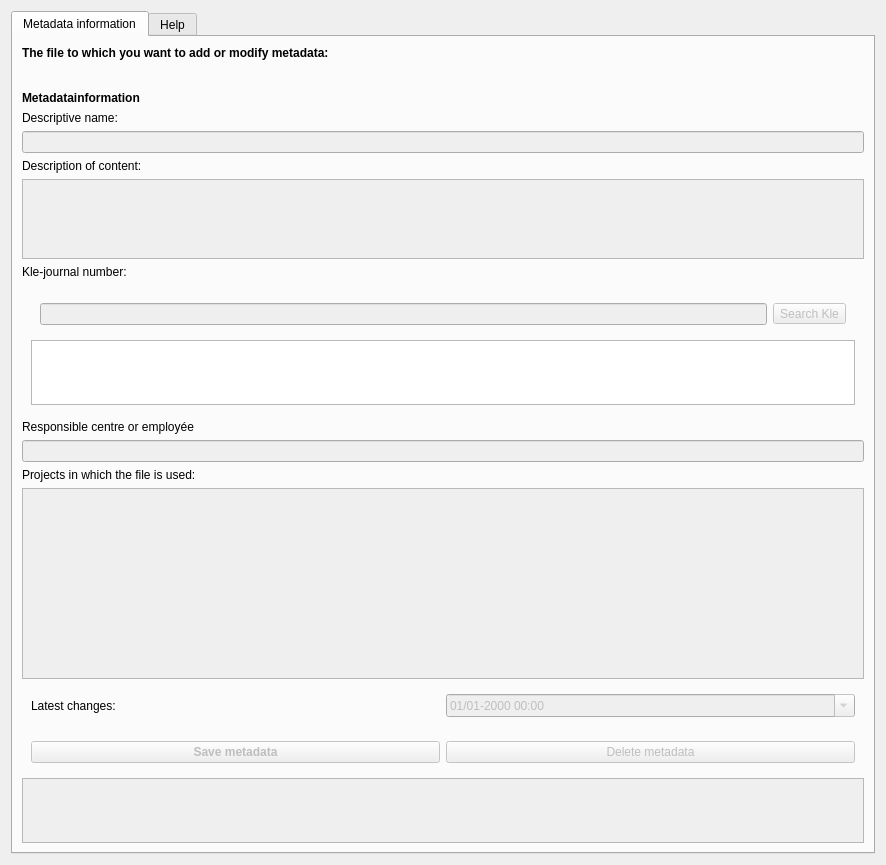
Before: the Qt Designer form src/MetadataDbLinker/ui/dialog_metadata.ui in Septima/qgis-metadatafunctionality, drawn with Qt 5.
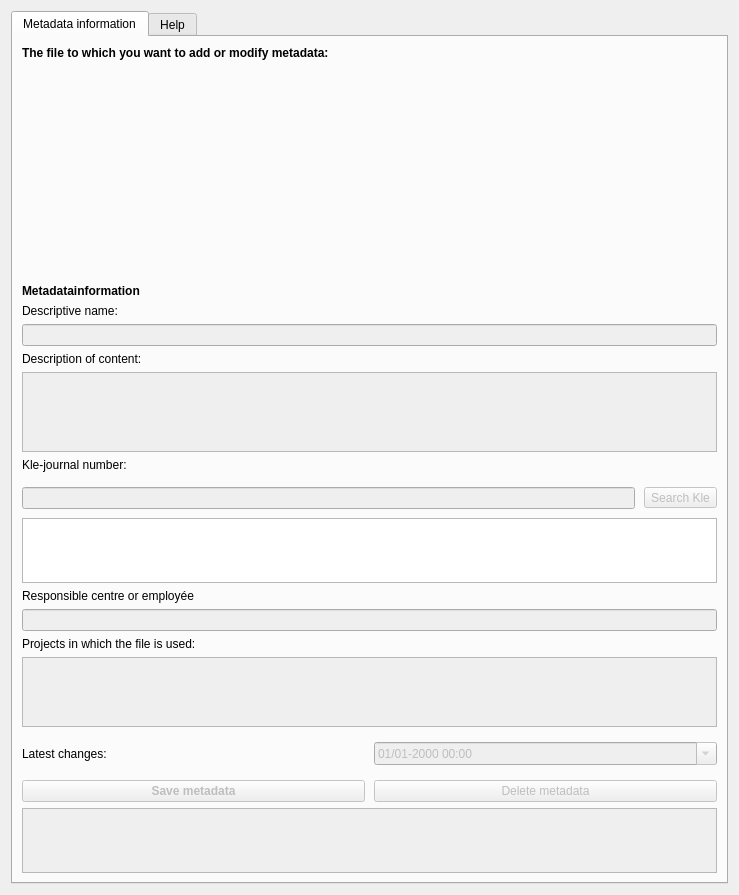
After: the same form once the commit is applied.

Commit message: Import og UI opdatering

```diff
--- a/src/MetadataDbLinker/ui/dialog_metadata.ui
+++ b/src/MetadataDbLinker/ui/dialog_metadata.ui
@@ -9,8 +9,8 @@
    <rect>
     <x>0</x>
     <y>0</y>
-    <width>886</width>
-    <height>865</height>
+    <width>739</width>
+    <height>895</height>
    </rect>
   </property>
   <property name="sizePolicy">
@@ -31,8 +31,8 @@
   <property name="modal">
    <bool>false</bool>
   </property>
-  <layout class="QGridLayout" name="gridLayout_2">
-   <item row="0" column="0">
+  <layout class="QVBoxLayout" name="verticalLayout_4">
+   <item>
     <widget class="QTabWidget" name="help_tab">
      <property name="currentIndex">
       <number>0</number>
@@ -41,8 +41,8 @@
       <attribute name="title">
        <string>Metadata information</string>
       </attribute>
-      <layout class="QGridLayout" name="gridLayout_3">
-       <item row="0" column="0">
+      <layout class="QVBoxLayout" name="verticalLayout_3">
+       <item>
         <widget class="QLabel" name="label">
          <property name="font">
           <font>
@@ -55,15 +55,14 @@
          </property>
         </widget>
        </item>
-       <item row="4" column="0">
-        <widget class="QLineEdit" name="nameEdit">
-         <property name="enabled">
-          <bool>false</bool>
-         </property>
-        </widget>
-       </item>
-       <item row="1" column="0">
+       <item>
         <widget class="QDockWidget" name="treeDock">
+         <property name="minimumSize">
+          <size>
+           <width>40</width>
+           <height>150</height>
+          </size>
+         </property>
          <property name="autoFillBackground">
           <bool>false</bool>
          </property>
@@ -72,14 +71,20 @@
          </property>
         </widget>
        </item>
-       <item row="5" column="0">
-        <widget class="QLabel" name="description_label">
+       <item>
+        <widget class="QLabel" name="label_5">
+         <property name="font">
+          <font>
+           <weight>75</weight>
+           <bold>true</bold>
+          </font>
+         </property>
          <property name="text">
-          <string>Description of content:</string>
+          <string>Metadatainformation</string>
          </property>
         </widget>
        </item>
-       <item row="3" column="0">
+       <item>
         <widget class="QLabel" name="name_label">
          <property name="focusPolicy">
           <enum>Qt::TabFocus</enum>
@@ -92,7 +97,21 @@
          </property>
         </widget>
        </item>
-       <item row="6" column="0">
+       <item>
+        <widget class="QLineEdit" name="nameEdit">
+         <property name="enabled">
+          <bool>false</bool>
+         </property>
+        </widget>
+       </item>
+       <item>
+        <widget class="QLabel" name="description_label">
+         <property name="text">
+          <string>Description of content:</string>
+         </property>
+        </widget>
+       </item>
+       <item>
         <widget class="QTextEdit" name="descriptionEdit">
          <property name="enabled">
           <bool>false</bool>
@@ -111,124 +130,49 @@
          </property>
         </widget>
        </item>
-       <item row="2" column="0">
-        <widget class="QLabel" name="label_5">
-         <property name="font">
-          <font>
-           <weight>75</weight>
-           <bold>true</bold>
-          </font>
-         </property>
-         <property name="text">
-          <string>Metadatainformation</string>
-         </property>
-        </widget>
-       </item>
-       <item row="11" column="0">
-        <widget class="QLabel" name="projects_label">
-         <property name="text">
-          <string>Projects in which the file is used:</string>
-         </property>
-        </widget>
-       </item>
-       <item row="7" column="0">
+       <item>
         <widget class="QLabel" name="kle_label">
          <property name="text">
           <string>Kle-journal number:</string>
          </property>
         </widget>
        </item>
-       <item row="9" column="0">
-        <widget class="QLabel" name="responsible_label">
-         <property name="text">
-          <string>Responsible centre or employée</string>
-         </property>
-        </widget>
-       </item>
-       <item row="10" column="0">
-        <widget class="QLineEdit" name="responsibleEdit">
-         <property name="enabled">
-          <bool>false</bool>
-         </property>
-        </widget>
-       </item>
-       <item row="15" column="0">
-        <widget class="QTableView" name="tableView">
-         <property name="enabled">
-          <bool>false</bool>
-         </property>
-         <property name="maximumSize">
-          <size>
-           <width>16777215</width>
-           <height>65</height>
-          </size>
-         </property>
-         <property name="font">
-          <font>
-           <pointsize>10</pointsize>
-          </font>
-         </property>
-         <property name="selectionBehavior">
-          <enum>QAbstractItemView::SelectRows</enum>
-         </property>
-         <attribute name="horizontalHeaderStretchLastSection">
-          <bool>true</bool>
-         </attribute>
-        </widget>
-       </item>
-       <item row="12" column="0">
-        <widget class="QTextEdit" name="projectEdit">
-         <property name="enabled">
-          <bool>false</bool>
-         </property>
-        </widget>
-       </item>
-       <item row="14" column="0">
-        <widget class="QWidget" name="widget_4" native="true">
-         <layout class="QHBoxLayout" name="horizontalLayout_3">
-          <item>
-           <widget class="QPushButton" name="saveRecordButton">
-            <property name="enabled">
-             <bool>false</bool>
-            </property>
-            <property name="font">
-             <font>
-              <weight>75</weight>
-              <bold>true</bold>
-             </font>
-            </property>
-            <property name="text">
-             <string>Save metadata</string>
-            </property>
-            <property name="default">
-             <bool>true</bool>
-            </property>
-           </widget>
-          </item>
-          <item>
-           <widget class="QPushButton" name="deleteRecordButton">
-            <property name="enabled">
-             <bool>false</bool>
-            </property>
-            <property name="font">
-             <font>
-              <italic>false</italic>
-             </font>
-            </property>
-            <property name="text">
-             <string>Delete metadata</string>
-            </property>
-           </widget>
-          </item>
-         </layout>
-        </widget>
-       </item>
-       <item row="8" column="0">
+       <item>
         <widget class="QWidget" name="widget" native="true">
-         <layout class="QVBoxLayout" name="verticalLayout">
+         <layout class="QVBoxLayout" name="verticalLayout" stretch="0,0">
+          <property name="spacing">
+           <number>9</number>
+          </property>
+          <property name="leftMargin">
+           <number>0</number>
+          </property>
+          <property name="topMargin">
+           <number>9</number>
+          </property>
+          <property name="rightMargin">
+           <number>0</number>
+          </property>
+          <property name="bottomMargin">
+           <number>0</number>
+          </property>
           <item>
            <widget class="QWidget" name="widget_2" native="true">
             <layout class="QHBoxLayout" name="horizontalLayout">
+             <property name="spacing">
+              <number>9</number>
+             </property>
+             <property name="leftMargin">
+              <number>0</number>
+             </property>
+             <property name="topMargin">
+              <number>0</number>
+             </property>
+             <property name="rightMargin">
+              <number>0</number>
+             </property>
+             <property name="bottomMargin">
+              <number>0</number>
+             </property>
              <item>
               <widget class="QLineEdit" name="kleNoEdit">
                <property name="enabled">
@@ -274,9 +218,64 @@
          </layout>
         </widget>
        </item>
-       <item row="13" column="0">
+       <item>
+        <widget class="QLabel" name="responsible_label">
+         <property name="text">
+          <string>Responsible centre or employée</string>
+         </property>
+        </widget>
+       </item>
+       <item>
+        <widget class="QLineEdit" name="responsibleEdit">
+         <property name="enabled">
+          <bool>false</bool>
+         </property>
+        </widget>
+       </item>
+       <item>
+        <widget class="QLabel" name="projects_label">
+         <property name="text">
+          <string>Projects in which the file is used:</string>
+         </property>
+        </widget>
+       </item>
+       <item>
+        <widget class="QTextEdit" name="projectEdit">
+         <property name="enabled">
+          <bool>false</bool>
+         </property>
+         <property name="sizePolicy">
+          <sizepolicy hsizetype="Expanding" vsizetype="MinimumExpanding">
+           <horstretch>0</horstretch>
+           <verstretch>0</verstretch>
+          </sizepolicy>
+         </property>
+         <property name="maximumSize">
+          <size>
+           <width>16777215</width>
+           <height>70</height>
+          </size>
+         </property>
+        </widget>
+       </item>
+       <item>
         <widget class="QWidget" name="widget_3" native="true">
          <layout class="QHBoxLayout" name="horizontalLayout_2">
+          <property name="spacing">
+           <number>9</number>
+          </property>
+          <property name="leftMargin">
+           <number>0</number>
+          </property>
+          <property name="topMargin">
+           <number>9</number>
+          </property>
+          <property name="rightMargin">
+           <number>0</number>
+          </property>
+          <property name="bottomMargin">
+           <number>9</number>
+          </property>
           <item>
            <widget class="QLabel" name="date_label">
             <property name="text">
@@ -300,6 +299,85 @@
          </layout>
         </widget>
        </item>
+       <item>
+        <widget class="QWidget" name="widget_4" native="true">
+         <layout class="QHBoxLayout" name="horizontalLayout_3">
+          <property name="spacing">
+           <number>9</number>
+          </property>
+          <property name="leftMargin">
+           <number>0</number>
+          </property>
+          <property name="topMargin">
+           <number>0</number>
+          </property>
+          <property name="rightMargin">
+           <number>0</number>
+          </property>
+          <property name="bottomMargin">
+           <number>0</number>
+          </property>
+          <item>
+           <widget class="QPushButton" name="saveRecordButton">
+            <property name="enabled">
+             <bool>false</bool>
+            </property>
+            <property name="font">
+             <font>
+              <weight>75</weight>
+              <bold>true</bold>
+             </font>
+            </property>
+            <property name="text">
+             <string>Save metadata</string>
+            </property>
+            <property name="default">
+             <bool>true</bool>
+            </property>
+           </widget>
+          </item>
+          <item>
+           <widget class="QPushButton" name="deleteRecordButton">
+            <property name="enabled">
+             <bool>false</bool>
+            </property>
+            <property name="font">
+             <font>
+              <italic>false</italic>
+             </font>
+            </property>
+            <property name="text">
+             <string>Delete metadata</string>
+            </property>
+           </widget>
+          </item>
+         </layout>
+        </widget>
+       </item>
+       <item>
+        <widget class="QTableView" name="tableView">
+         <property name="enabled">
+          <bool>false</bool>
+         </property>
+         <property name="maximumSize">
+          <size>
+           <width>16777215</width>
+           <height>65</height>
+          </size>
+         </property>
+         <property name="font">
+          <font>
+           <pointsize>10</pointsize>
+          </font>
+         </property>
+         <property name="selectionBehavior">
+          <enum>QAbstractItemView::SelectRows</enum>
+         </property>
+         <attribute name="horizontalHeaderStretchLastSection">
+          <bool>true</bool>
+         </attribute>
+        </widget>
+       </item>
       </layout>
      </widget>
      <widget class="QWidget" name="tab_2">
```
The commit also changes 3 other files.
